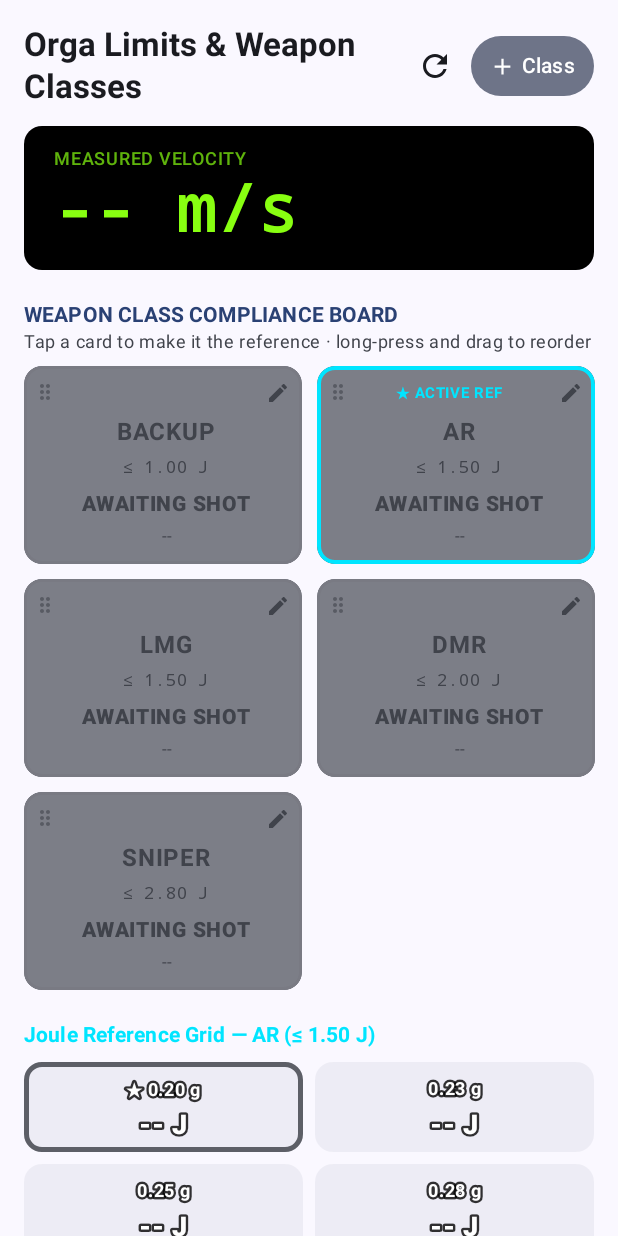
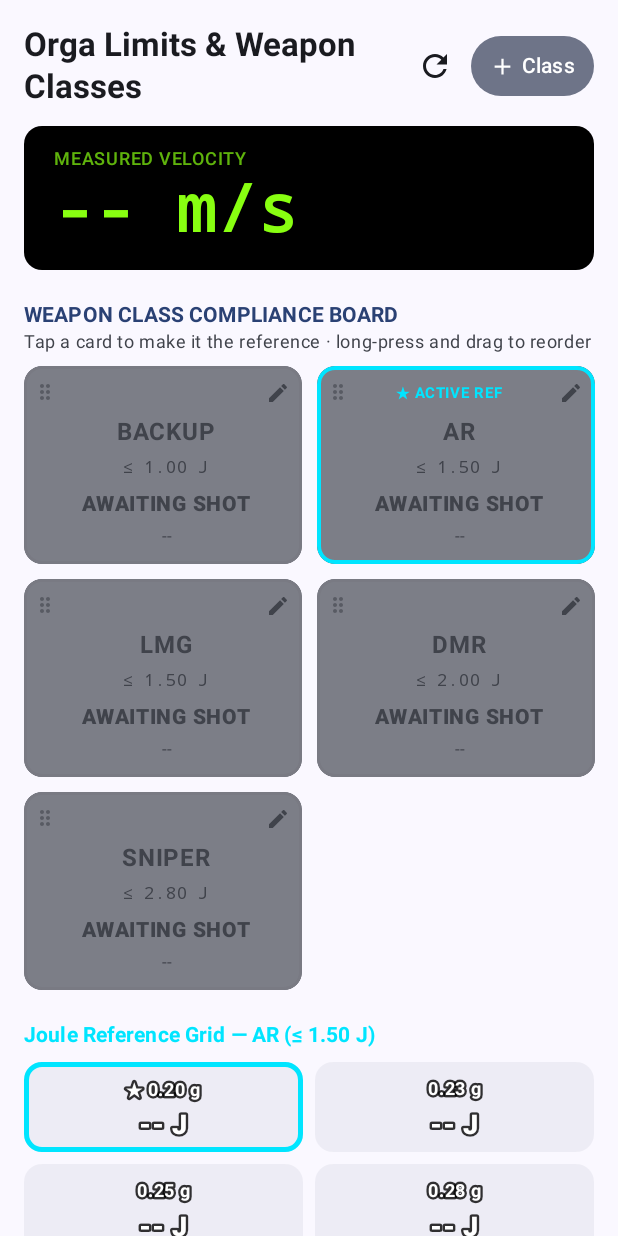
Before and after one commit to Rec0iL/ChronoMate, an Android app built with Jetpack Compose: the composable OrgaChronoScreen shown on its own in the app's theme, on a phone screen of 412 x 824 dp. Run offline under Robolectric (Android 15) with nearby library versions, the phone set to English and light mode, and no system bars.

Commit message:
Review fixes: wind on the target view, clearer selection
- Target view: the hit moves sideways with the wind drift; off the
  reticle a dotted line at a right angle from the centre line ends in a
  horizontal arrow at the impact height; the readout adds the drift
- Selected Joule tile uses the cyan outline of the active class
- A custom weight and a pellet of the same weight no longer light up
  together

Co-Authored-By: Claude Opus 5.5 <noreply@anthropic.com>

```diff
--- a/app/src/main/java/com/example/chronomate/model/WeightsAndClasses.kt
+++ b/app/src/main/java/com/example/chronomate/model/WeightsAndClasses.kt
@@ -57,8 +57,10 @@ fun ChronoData.availableWeights(): List<WeightOption> =
 /** Same weight, and for pellets the same pellet (two pellets can weigh the same). */
 fun isSelected(selectedWeight: Float, selectedPellet: String, opt: WeightOption): Boolean {
     if (!sameWeight(opt.weight, selectedWeight)) return false
-    val p = opt.pellet ?: return true
-    return selectedPellet.isEmpty() || p.name == selectedPellet
+    // A pellet is selected by name; everything else only while no pellet is selected. Otherwise a
+    // custom 0.69 g and the 0.690 g Baracuda Match would both light up.
+    val p = opt.pellet ?: return selectedPellet.isEmpty()
+    return p.name == selectedPellet
 }
 
 fun ChronoData.isSelected(opt: WeightOption): Boolean = isSelected(selectedWeight, selectedPellet, opt)
--- a/app/src/main/java/com/example/chronomate/ui/screens/OrgaChronoScreen.kt
+++ b/app/src/main/java/com/example/chronomate/ui/screens/OrgaChronoScreen.kt
@@ -549,7 +549,7 @@ fun JouleGridStatic(
                     val energy = 0.5f * (weight / 1000f) * velocity.pow(2)
                     val selected = index == selectedIndex
 
-                    val (bgColor, borderColor) = when {
+                    val (bgColor, _) = when {
                         velocity <= 0f -> MaterialTheme.colorScheme.surfaceVariant.copy(alpha = 0.5f) to MaterialTheme.colorScheme.outline
                         weight < practicalWeight -> Color(0xFF2E7D32) to Color(0xFF88FF11)
                         weight == practicalWeight -> Color(0xFFE65100) to Color(0xFFFFCC80)
@@ -561,7 +561,8 @@ fun JouleGridStatic(
                             .weight(1f)
                             .then(if (onSelect != null) Modifier.clickable { onSelect(index) } else Modifier),
                         colors = CardDefaults.cardColors(containerColor = bgColor),
-                        border = if (selected) BorderStroke(3.dp, borderColor) else null
+                        // Selected weight: the same cyan outline as the active weapon class
+                        border = if (selected) BorderStroke(3.dp, if (isDark) ActiveAccentDark else ActiveAccentLight) else null
                     ) {
                         Column(
                             modifier = Modifier.fillMaxWidth().padding(6.dp),
```
Also changed, not shown: app/src/main/java/com/example/chronomate/ui/screens/BallisticsScreen.kt (+34 -7 lines).
